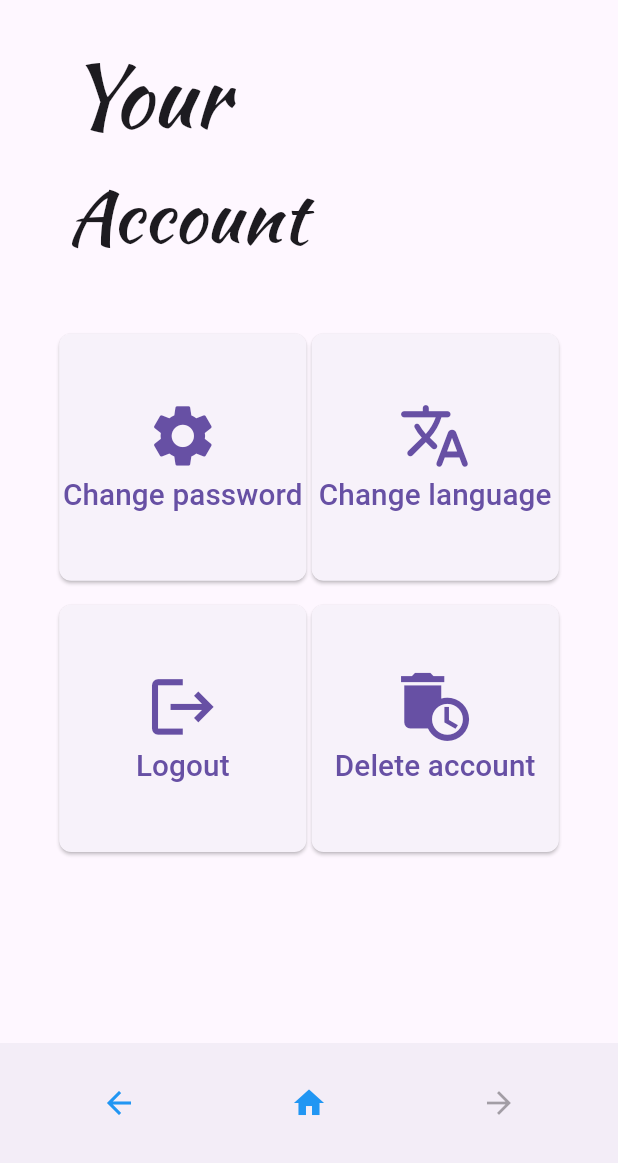
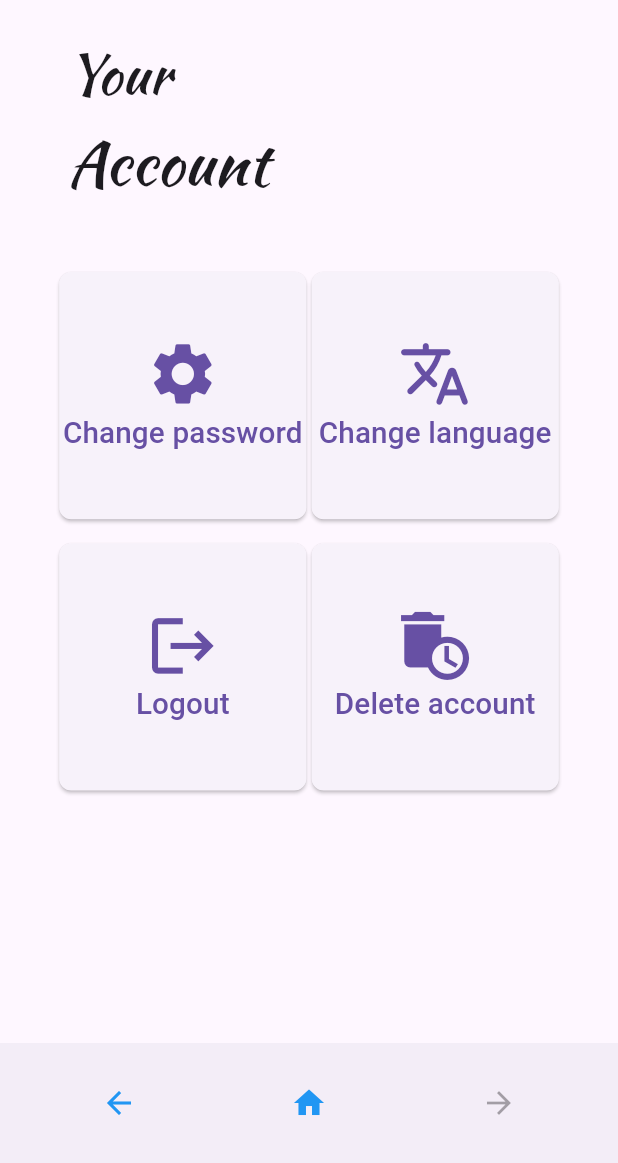
Before and after one commit to LukaszKluza/Foodini, a Flutter app: the _AccountBody screen opened directly, on a phone screen of 412 x 824 dp, the part 73-1236 px from its top. Run offline on Flutter 3.47's test engine with Material 3 defaults, Android fonts, the phone set to English and light mode, and no system bars; our stand-ins replace country_picker, dio, flutter_bloc, flutter_screenutil, flutter_secure_storage, go_router and 2 more; missing offline and left inert: universal_html, workmanager; accounts and stored records are empty; statements that could not run were skipped.

Commit message:
Introducing flutter_screenutil

```diff
--- a/frontend/lib/utils/responsive_font_size.dart
+++ /dev/null
@@ -1,22 +0,0 @@
-import 'package:flutter/widgets.dart';
-
-class ResponsiveUtils {
-  static double scaledFontSize(BuildContext context, double baseSize) {
-    final size = MediaQuery.of(context).size;
-    final width = size.width;
-    final height = size.height;
-    final shortest = size.shortestSide;
-    final longest = size.longestSide;
-    final aspectRatio = longest / shortest;
-
-    double scaleFactor = shortest / 375.0;
-
-    if (width > height) {
-      scaleFactor *= 0.70;
-    }
-
-    final aspectPenalty = aspectRatio > 2.0 ? 0.95 : 1.0;
-
-    return baseSize * scaleFactor * aspectPenalty;
-  }
-}
--- a/frontend/lib/views/screens/user/account_screen.dart
+++ b/frontend/lib/views/screens/user/account_screen.dart
@@ -1,9 +1,9 @@
 import 'package:flutter/material.dart';
 import 'package:flutter_bloc/flutter_bloc.dart';
+import 'package:flutter_screenutil/flutter_screenutil.dart';
 import 'package:frontend/blocs/user_details/diet_form_bloc.dart';
 import 'package:frontend/config/constants.dart';
 import 'package:frontend/events/user_details/diet_form_events.dart';
-import 'package:frontend/utils/responsive_font_size.dart';
 import 'package:frontend/views/widgets/bottom_nav_bar.dart';
 import 'package:frontend/views/widgets/language_picker.dart';
 
@@ -52,14 +52,6 @@ class _AccountScreenState extends State<_AccountBody> {
     final screenHeight = MediaQuery.of(context).size.height;
 
     final horizontalPadding = screenWidth * Constants.horizontalPaddingRatio;
-    final nameFontSize = ResponsiveUtils.scaledFontSize(
-      context,
-      Constants.nameFontRatio,
-    );
-    final labelFontSize = ResponsiveUtils.scaledFontSize(
-      context,
-      Constants.labelFontRatio,
-    );
 
     return Scaffold(
       appBar: AppBar(
@@ -93,7 +85,7 @@ class _AccountScreenState extends State<_AccountBody> {
                   ),
                   child: Text(
                     AppLocalizations.of(context)!.your,
-                    style: Styles.kaushanScriptStyle(nameFontSize),
+                    style: Styles.kaushanScriptStyle(36.sp.clamp(28.0, 76.0)),
                   ),
                 ),
                 Padding(
@@ -103,7 +95,7 @@ class _AccountScreenState extends State<_AccountBody> {
                   ),
                   child: Text(
                     AppLocalizations.of(context)!.account,
-                    style: Styles.kaushanScriptStyle(labelFontSize),
+                    style: Styles.kaushanScriptStyle(40.sp.clamp(30.0, 85.0)),
                   ),
                 ),
                 const SizedBox(height: 24),
--- a/frontend/pubspec.yaml
+++ b/frontend/pubspec.yaml
@@ -55,7 +55,7 @@ dependencies:
     sdk: flutter
   intl: ^0.19.0
   async: ^2.12.0
-  flutter_screenutil: ^5.8.4
+  flutter_screenutil: ^5.9.0
 
   # The following adds the Cupertino Icons font to your application.
   # Use with the CupertinoIcons class for iOS style icons.
```
Also changed, not shown: frontend/lib/main.dart (+9 -1 lines), frontend/lib/views/screens/main_page_screen.dart (+3 -11 lines), 2 other files.
